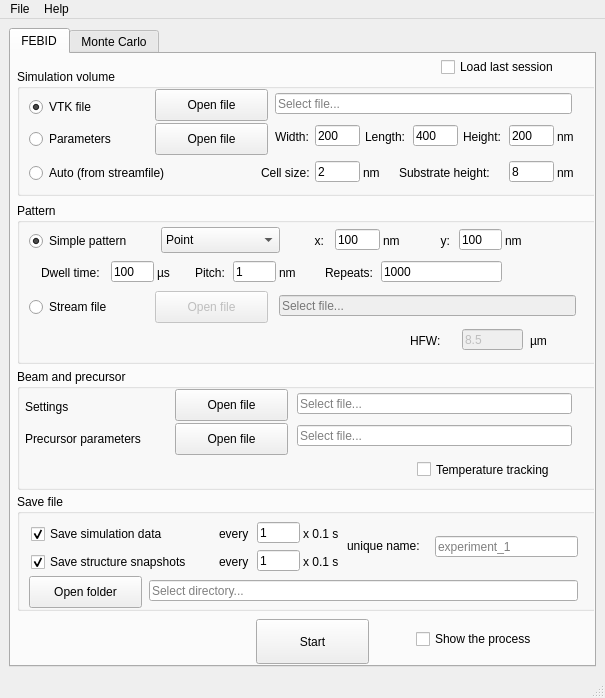
Before: the Qt Designer form febid/ui/main_window.ui in MrCheatak/FEBID_py, drawn with Qt 5.
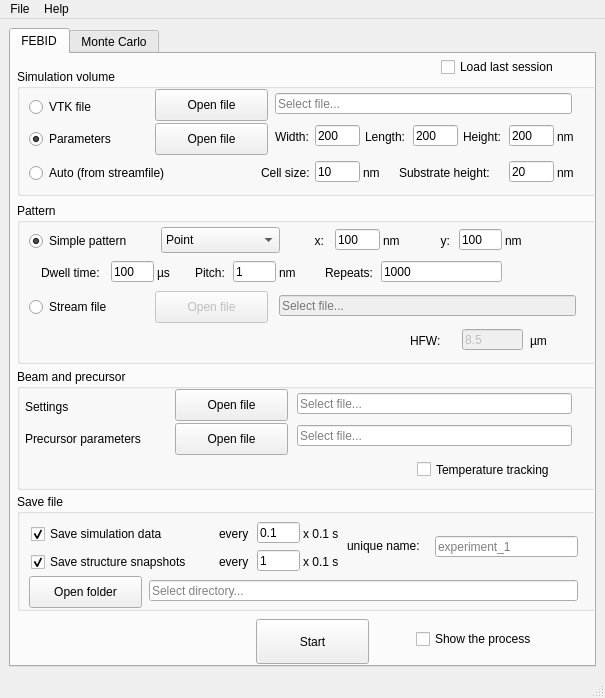
After: the same form once the commit is applied.

What changed in the file:
```diff
--- a/febid/ui/main_window.ui
+++ b/febid/ui/main_window.ui
@@ -48,6 +48,9 @@
          <property name="text">
           <string>Parameters</string>
          </property>
+         <property name="checked">
+          <bool>true</bool>
+         </property>
         </widget>
         <widget class="QRadioButton" name="choice_vtk_file">
          <property name="geometry">
@@ -62,7 +65,7 @@
           <string>VTK file</string>
          </property>
          <property name="checked">
-          <bool>true</bool>
+          <bool>false</bool>
          </property>
         </widget>
         <widget class="QRadioButton" name="choice_auto">
@@ -129,16 +132,16 @@
           <string/>
          </property>
          <property name="text">
-          <string>400</string>
+          <string>200</string>
          </property>
          <property name="maxLength">
           <number>5</number>
          </property>
          <property name="readOnly">
-          <bool>true</bool>
+          <bool>false</bool>
          </property>
          <property name="placeholderText">
-          <string>400</string>
+          <string>200</string>
          </property>
         </widget>
         <widget class="QLineEdit" name="input_height">
@@ -276,7 +279,7 @@
           <string/>
          </property>
          <property name="text">
-          <string>2</string>
+          <string>10</string>
          </property>
          <property name="maxLength">
           <number>4</number>
@@ -285,7 +288,7 @@
           <bool>false</bool>
          </property>
          <property name="placeholderText">
-          <string>2</string>
+          <string>10</string>
          </property>
         </widget>
         <widget class="QLabel" name="l_cell_size_units">
@@ -327,13 +330,13 @@
           <string/>
          </property>
          <property name="text">
-          <string>8</string>
+          <string>20</string>
          </property>
          <property name="maxLength">
           <number>4</number>
          </property>
          <property name="placeholderText">
-          <string>4</string>
+          <string>20</string>
          </property>
         </widget>
         <widget class="QLabel" name="l_substrate_height">
@@ -943,7 +946,7 @@
           </rect>
          </property>
          <property name="text">
-          <string>1</string>
+          <string>0.1</string>
          </property>
          <property name="maxLength">
           <number>4</number>
```
Left out of the diff: 33 changed lines with no effect on the pictures.
